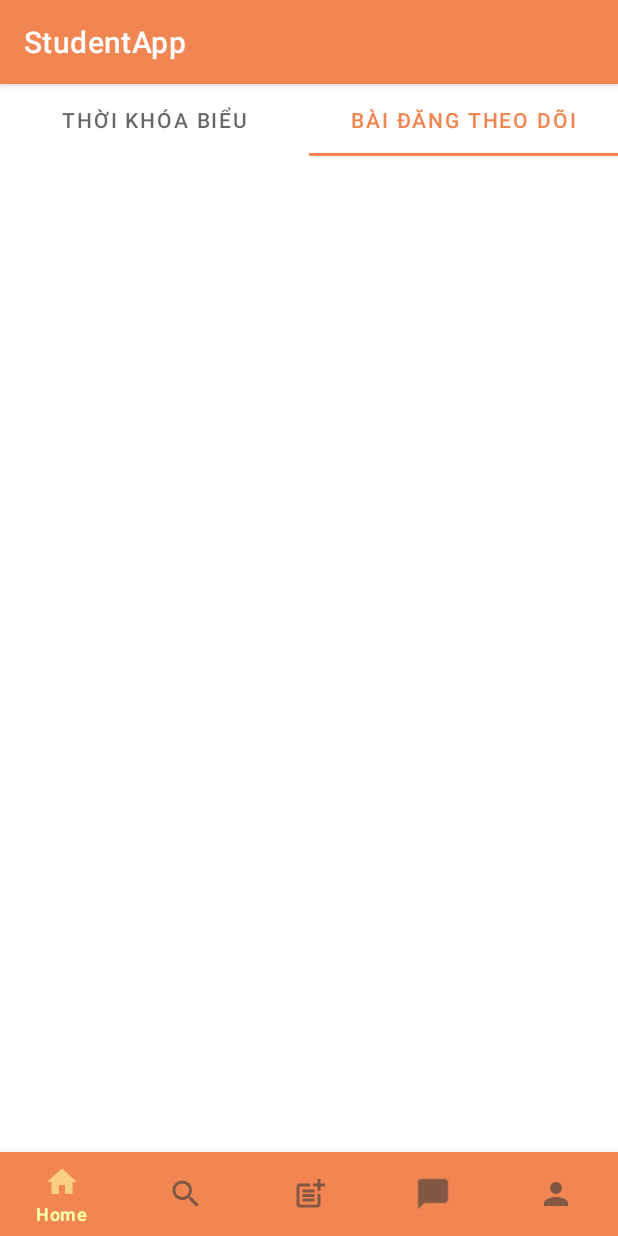
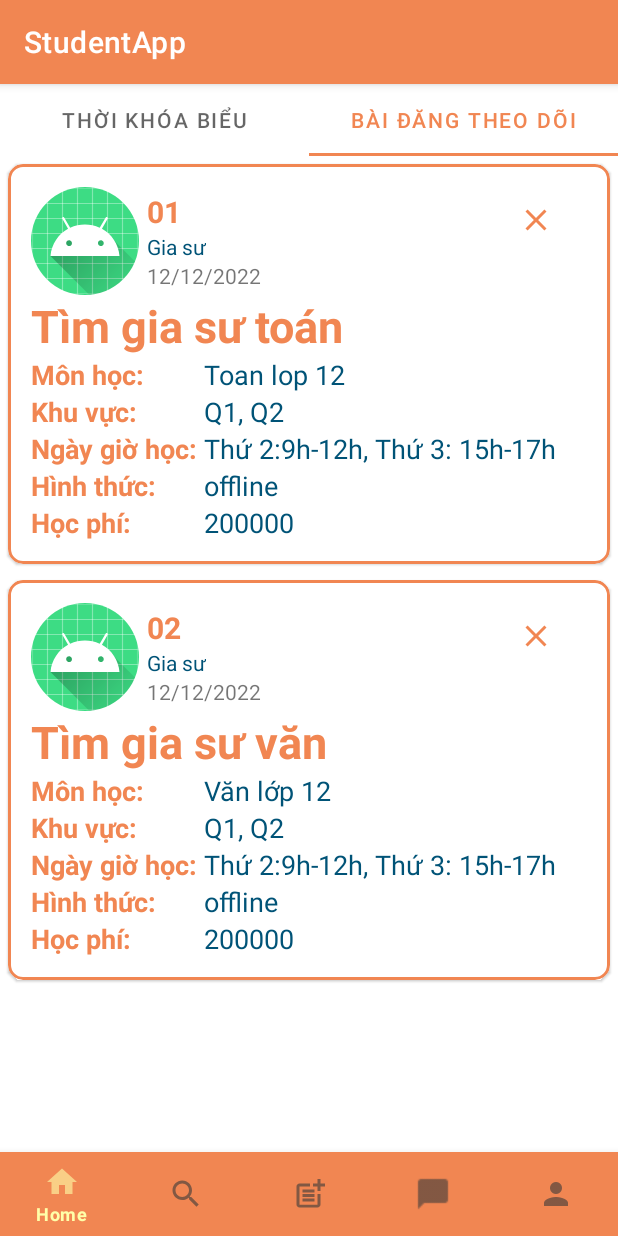
Before and after one commit to TUT888/StudentApp, an Android app: the screen it shows after launch (MainActivity), tab 2 chosen, on a phone screen of 412 x 824 dp. Run offline under Robolectric (Android 15) with nearby library versions, the phone set to English and light mode, and no system bars; our stand-ins replace CircleImageView.

Commit message:
Fix "X" in post_object to ImageButton and added "backgroundTint:white" into ImageButton "X", added some onClick event in FollowerPostsFragment and FollowerPostAdapter

```diff
--- a/app/src/main/java/com/example/studentapp/adapter/FollowerPostAdapter.java
+++ b/app/src/main/java/com/example/studentapp/adapter/FollowerPostAdapter.java
@@ -7,6 +7,7 @@ import android.view.LayoutInflater;
 import android.view.View;
 import android.view.ViewGroup;
 import android.widget.Button;
+import android.widget.ImageButton;
 import android.widget.ImageView;
 import android.widget.LinearLayout;
 import android.widget.TextView;
@@ -23,6 +24,7 @@ import com.example.studentapp.R;
 import com.example.studentapp.app_interface.IClickPostObjectListener;
 import com.example.studentapp.model.Post;
 import com.example.studentapp.model.User;
+import com.google.android.material.button.MaterialButton;
 import com.google.android.material.card.MaterialCardView;
 
 import java.util.ArrayList;
@@ -95,7 +97,7 @@ public class FollowerPostAdapter extends RecyclerView.Adapter<FollowerPostAdapte
         TextView tvName, tvRole, tvTitle,
                 tvMonHoc, tvKhuVuc, tvNgayHoc,
                 tvHinhThuc, tvHocPhi, tvNgayDang;
-        Button btnAnBaiDang;
+        ImageButton btnAnBaiDang;
 
         public FollowerPostViewHolder(@NonNull View itemView) {
             super(itemView);
--- a/app/src/main/java/com/example/studentapp/home/FollowerPostsFragment.java
+++ b/app/src/main/java/com/example/studentapp/home/FollowerPostsFragment.java
@@ -22,6 +22,7 @@ import com.example.studentapp.adapter.FollowerPostAdapter;
 import com.example.studentapp.app_interface.IClickPostObjectListener;
 import com.example.studentapp.fragment.MyPostFragment;
 import com.example.studentapp.model.Post;
+import com.example.studentapp.model.User;
 
 import java.util.ArrayList;
 import java.util.List;
@@ -48,8 +49,7 @@ public class FollowerPostsFragment extends Fragment {
 
         MainActivity mainActivity = (MainActivity) getActivity();
 
-//        SharedPreferences sharedPreferences = mainActivity.getSharedPreferences("UserInfo", Context.MODE_PRIVATE);
-//        String phoneNumber = sharedPreferences.getString(PHONE_NUMBER,"");
+//        User currentUser = mainActivity.getCurrentLoginUser();
 
         getData();
         followerPostAdapter = new FollowerPostAdapter(postList, new IClickPostObjectListener() {
@@ -65,7 +65,7 @@ public class FollowerPostsFragment extends Fragment {
                 builder.setMessage("Bạn có muốn ẩn bài post này không?")
                         .setPositiveButton(R.string.yes, new DialogInterface.OnClickListener() {
                             public void onClick(DialogInterface dialog, int id) {
-//                                post.addHide(phoneNumber);
+//                                post.addHide(currentUser.getPhoneNumber());
                             }
                         })
                         .setNegativeButton(R.string.no, new DialogInterface.OnClickListener() {
@@ -81,6 +81,15 @@ public class FollowerPostsFragment extends Fragment {
     }
 
     private void getData() {
-        // posts = getPosts();
+        postList.add(new Post("01", "Tìm gia sư toán", 0,
+                "0998776755",
+                "Toan lop 12", "Toán",
+                "Thứ 2:9h-12h, Thứ 3: 15h-17h", "Q1, Q2",
+                "offline", 200000, "Hoc Toan bao dau dai hoc", "12/12/2022", ""));
+        postList.add(new Post("02", "Tìm gia sư văn", 0,
+                "0998876654",
+                "Văn lớp 12", "Văn",
+                "Thứ 2:9h-12h, Thứ 3: 15h-17h", "Q1, Q2",
+                "offline", 200000, "Hoc Toan bao dau dai hoc", "12/12/2022", ""));
     }
 }
--- a/app/src/main/res/layout/post_object.xml
+++ b/app/src/main/res/layout/post_object.xml
@@ -177,14 +177,15 @@
             android:backgroundTint="@color/white"
             android:scaleType="fitCenter"
             android:visibility="gone"/>
-        <ImageView
+        <ImageButton
             android:id="@+id/btnAnBaiDang"
             android:layout_width="wrap_content"
             android:layout_height="wrap_content"
             android:src="@drawable/ic_close_button"
             android:layout_gravity="right"
             android:layout_marginRight="10dp"
-            android:visibility="visible"/>
+            android:visibility="visible"
+            android:backgroundTint="@color/white"/>
     </FrameLayout>
 
 </com.google.android.material.card.MaterialCardView>
```
